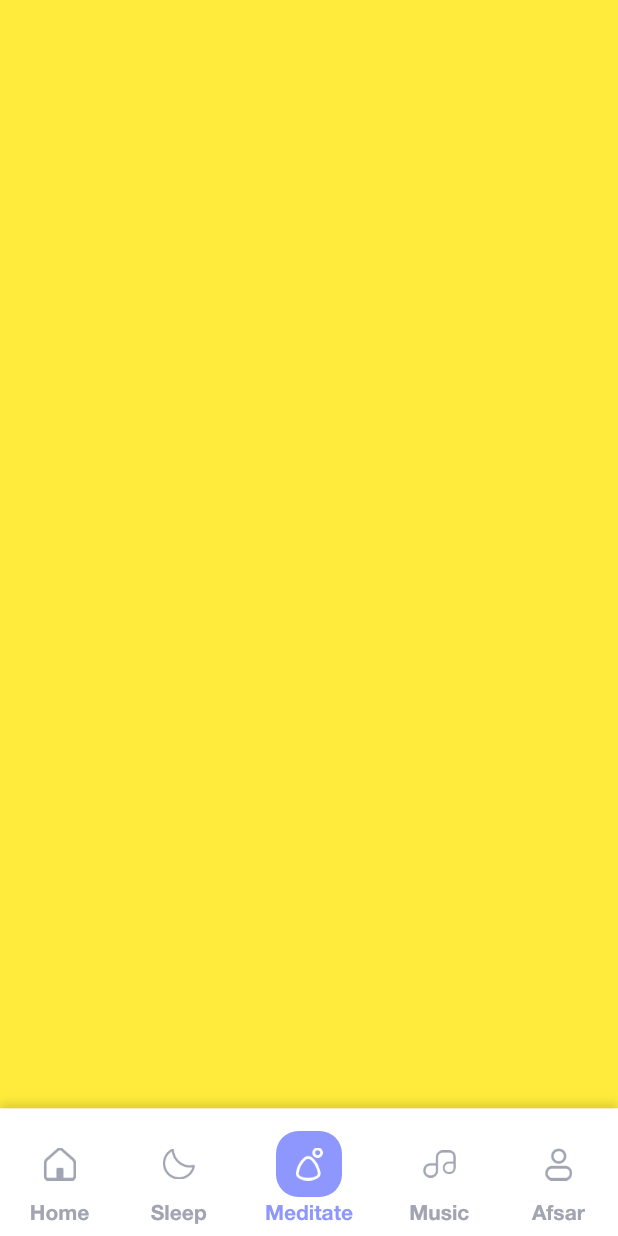
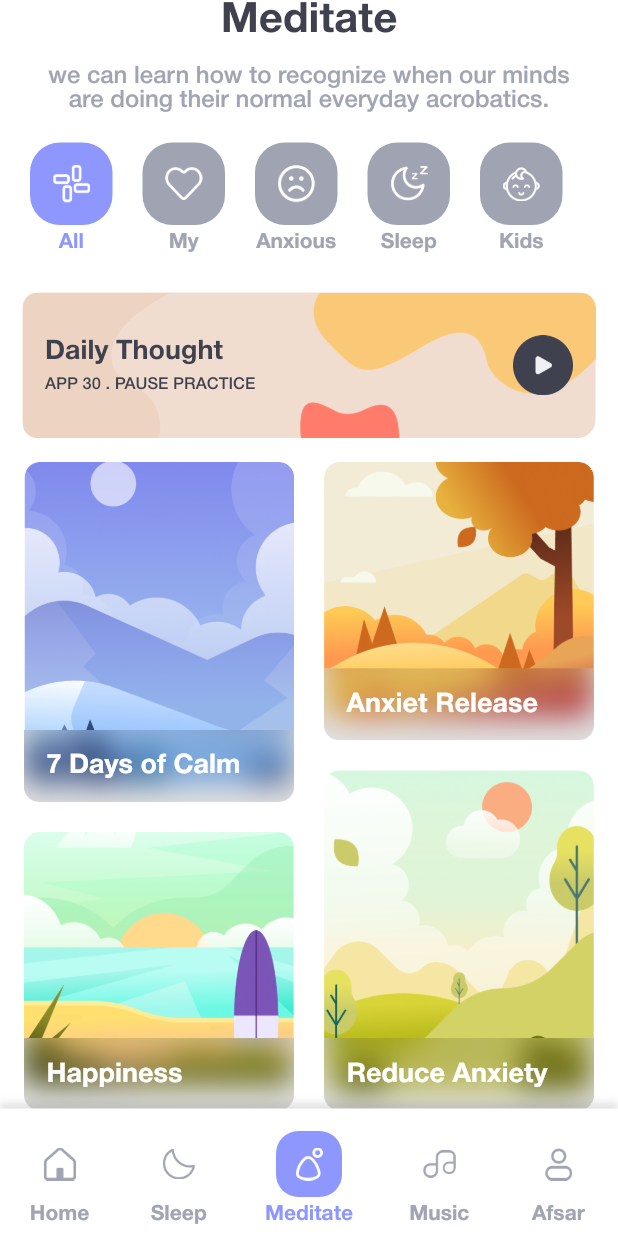
Before and after one commit to codeforany/beautiful_meditation_flutter, a Flutter app: the MainTabViewScreen screen opened directly, item 3 of the bottom bar chosen, on a phone screen of 412 x 824 dp. Run offline on Flutter 3.47's test engine with Material 3 defaults, Android fonts, the phone set to English and light mode, and no system bars.

Commit message:
meditate tab screen added

```diff
--- a/lib/screen/main_tabview/main_tabview_screen.dart
+++ b/lib/screen/main_tabview/main_tabview_screen.dart
@@ -1,6 +1,7 @@
 import 'package:flutter/material.dart';
 import 'package:meditation/common_widget/tab_button.dart';
 import 'package:meditation/screen/home/home_screen.dart';
+import 'package:meditation/screen/meditate/meditate_screen.dart';
 
 class MainTabViewScreen extends StatefulWidget {
   const MainTabViewScreen({super.key});
@@ -35,7 +36,7 @@ class _MainTabViewScreenState extends State<MainTabViewScreen> with SingleTicker
         children: [
         const HomeScreen(),
         Container(),
-        Container(color: Colors.yellow,),
+        const MeditateScreen(),
         Container(),
         Container( color: Colors.red, )
       ]),
--- /dev/null
+++ b/lib/screen/meditate/meditate_screen.dart
@@ -0,0 +1,264 @@
+import 'dart:ui';
+
+import 'package:flutter/material.dart';
+import 'package:flutter_staggered_grid_view/flutter_staggered_grid_view.dart';
+import 'package:meditation/common/color_extension.dart';
+import 'package:meditation/screen/home/reminders_screen.dart';
+
+class MeditateScreen extends StatefulWidget {
+  const MeditateScreen({super.key});
+
+  @override
+  State<MeditateScreen> createState() => _MeditateScreenState();
+}
+
+class _MeditateScreenState extends State<MeditateScreen> {
+  int selectIndex = 0;
+  List catArr = [
+    {"icon": "assets/img/all.png", "title": "All"},
+    {"icon": "assets/img/fav_m.png", "title": "My"},
+    {"icon": "assets/img/anxious.png", "title": "Anxious"},
+    {"icon": "assets/img/sleep_btn.png", "title": "Sleep"},
+    {"icon": "assets/img/kids.png", "title": "Kids"},
+  ];
+
+  List dataArr = [
+    {
+      "image": "assets/img/m1.png",
+      "title": "7 Days of Calm",
+    },
+    {
+      "image": "assets/img/m2.png",
+      "title": "Anxiet Release",
+    },
+    {"image": "assets/img/m4.png", "title": "Reduce Anxiety"},
+    {
+      "image": "assets/img/m3.png",
+      "title": "Happiness",
+    }
+  ];
+
+  @override
+  Widget build(BuildContext context) {
+    return Scaffold(
+      body: SingleChildScrollView(
+        child: Column(
+          children: [
+            SafeArea(
+                bottom: false,
+                child: Padding(
+                  padding: const EdgeInsets.symmetric(horizontal: 20),
+                  child: Column(
+                    crossAxisAlignment: CrossAxisAlignment.center,
+                    children: [
+                      Text(
+                              "Meditate",
+                              style: TextStyle(
+                                color: TColor.primaryText,
+                                fontSize: 28,
+                                fontWeight: FontWeight.w700,
+                              ),
+                            ),
+                      const SizedBox(
+                        height: 15,
+                      ),
+                      Text(
+                        "we can learn how to recognize when our minds are doing their normal everyday acrobatics.",
+                        textAlign: TextAlign.center,
+                        style: TextStyle(
+                          color: TColor.secondaryText,
+                          fontSize: 16,
+                        ),
+                      ),
+                    ],
+                  ),
+                )),
+            SizedBox(
+              height: 120,
+              child: ListView.separated(
+                padding: const EdgeInsets.symmetric(vertical: 20, horizontal: 20),
+                scrollDirection: Axis.horizontal,
+                  itemBuilder: (context, index) {
+                    var cObj = catArr[index];
+                    return InkWell(
+                      onTap: () {
+                        selectIndex = index;
+                      },
+                      child: Column(children: [
+                        Container(
+                          width: 55,
+                          height: 55,
+                          decoration: BoxDecoration(
+                              color: selectIndex ==                                   index
+                                  ? TColor.primary
+                                  : const Color(0xffA0A3B1),
+                              borderRadius: BorderRadius.circular(20)),
+                          alignment: Alignment.center,
+                          child: Image.asset(
+                           cObj["icon"]  ,
+                            width: 25,
+                            height: 25,
+                            color: Colors.white ,
+                          ),
+                        ),
+                        const SizedBox(
+                          height: 4,
+                        ),
+                        Text(
+                          cObj["title"],
+                          style: TextStyle(
+                            color: selectIndex == index ? TColor.primary
+                                : TColor.secondaryText,
+                            fontSize: 14,
+                            fontWeight: FontWeight.w600,
+                          ),
+                        )
+                      ]),
+                    );
+                  },
+                  separatorBuilder: (context, index) => const SizedBox(
+                        width: 20,
+                      ),
+                  itemCount: catArr.length ),
+            ),
+            Container(
+              margin: const EdgeInsets.symmetric(horizontal: 15),
+              width: double.maxFinite,
+              decoration: BoxDecoration(
+                color: const Color(0xffF1DDCF),
+                borderRadius: BorderRadius.circular(12),
+              ),
+              child: Stack(
+                alignment: Alignment.center,
+                children: [
+                  Image.asset(
+                    "assets/img/dailyCalm.png",
+                    width: double.maxFinite,
+                    fit: BoxFit.fitWidth,
+                  ),
+                  Padding(
+                    padding: const EdgeInsets.symmetric(
+                        horizontal: 15, vertical: 15),
+                    child: Row(
+                      children: [
+                        Expanded(
+                          child: Column(
+                            mainAxisAlignment: MainAxisAlignment.center,
+                            crossAxisAlignment: CrossAxisAlignment.start,
+                            children: [
+                              Text(
+                                "Daily Thought",
+                                style: TextStyle(
+                                  color: TColor.primaryText,
+                                  fontSize: 18,
+                                  fontWeight: FontWeight.w700,
+                                ),
+                              ),
+                              const SizedBox(
+                                height: 8,
+                              ),
+                              Text(
+                                "APP 30 . PAUSE PRACTICE",
+                                style: TextStyle(
+                                  color: TColor.primaryText,
+                                  fontSize: 11,
+                                ),
+                              ),
+                            ],
+                          ),
+                        ),
+                        InkWell(
+                          onTap: () {},
+                          child: Image.asset(
+                            "assets/img/play_black.png",
+                            width: 40,
+                            height: 40,
+                          ),
+                        )
+                      ],
+                    ),
+                  )
+                ],
+              ),
+            ),
+            MasonryGridView.count(
+              physics: const NeverScrollableScrollPhysics(),
+              shrinkWrap: true,
+              padding: const EdgeInsets.symmetric(vertical: 12, horizontal: 12),
+              crossAxisCount: 2,
+              mainAxisSpacing: 12,
+              crossAxisSpacing: 12,
+              itemCount: dataArr.length,
+              itemBuilder: (context, index) {
+                var height = index % 4 == 0 || index % 4 == 2
+                    ? context.width * 0.55
+                    : context.width * 0.45;
+                var cObj = dataArr[index] as Map? ?? {};
+
+                return InkWell(
+                  borderRadius: BorderRadius.circular(10),
+                  onTap: () {
+                    context.push(const RemindersScreen());
+                  },
+                  child: Container(
+                    height: height,
+                    alignment: Alignment.center,
+                    margin: const EdgeInsets.all(4),
+                    decoration: BoxDecoration(
+                        color: Colors.white,
+                        borderRadius: BorderRadius.circular(10)),
+                    child: Stack(
+                      alignment: Alignment.topCenter,
+                      children: [
+                        ClipRRect(
+                          borderRadius: const BorderRadius.only(
+                              topLeft: Radius.circular(10),
+                              topRight: Radius.circular(10)),
+                          child: Image.asset(
+                            cObj["image"],
+                            width: double.maxFinite,
+                            fit: BoxFit.fitWidth,
+                          ),
+                        ),
+                        Column(
+                          mainAxisAlignment: MainAxisAlignment.end,
+                          mainAxisSize: MainAxisSize.max,
+                          crossAxisAlignment: CrossAxisAlignment.start,
+                          children: [
+                            ClipRRect(
+                              borderRadius: const BorderRadius.only(
+                                bottomLeft: Radius.circular(10),
+                                bottomRight: Radius.circular(10),
+                              ),
+                              child: BackdropFilter(
+                                filter:
+                                    ImageFilter.blur(sigmaX: 10, sigmaY: 10),
+                                child: Container(
+                                  width: double.maxFinite,
+                                  color: Colors.black12,
+                                  padding: const EdgeInsets.all(15),
+                                  child: Text(
+                                    cObj["title"],
+                                    maxLines: 2,
+                                    style: const TextStyle(
+                                        color: Colors.white,
+                                        fontSize: 18,
+                                        fontWeight: FontWeight.w700),
+                                  ),
+                                ),
+                              ),
+                            ),
+                          ],
+                        )
+                      ],
+                    ),
+                  ),
+                );
+              },
+            )
+          ],
+        ),
+      ),
+    );
+  }
+}
```
Also changed, not shown: assets/img/all.png (added), assets/img/anxious.png (added), assets/img/dailyCalm.png (added), assets/img/fav_m.png (added), assets/img/kids.png (added), assets/img/m1.png (added), assets/img/m2.png (added), assets/img/m3.png (added), assets/img/m4.png (added), assets/img/play_black.png (added), assets/img/sleep_btn.png (added).
